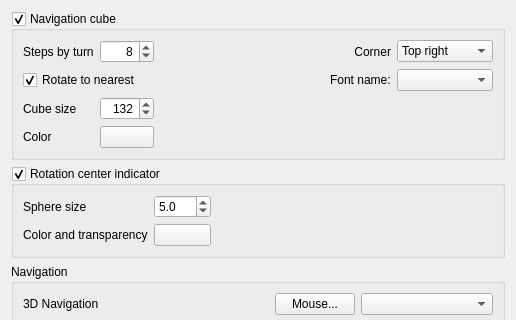
This is src/Gui/PreferencePages/DlgSettingsNavigation.ui in southseact-3d/fcd as Qt 5 draws it before an edit; both pictures show x 0 to 516 and y 0 to 320 of the 516 by 687 pixel window. The edited form follows.
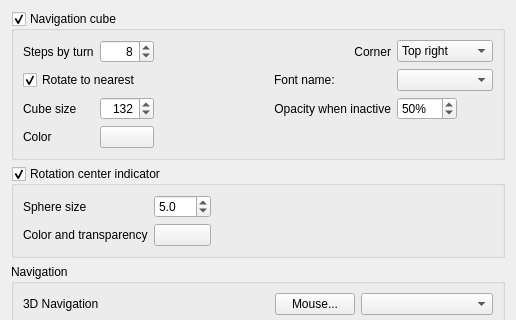
This is the edited form. Custom widgets are drawn as their Qt base class.

Commit message:
Dim the Navigation Cube when not active
Implement the InactiveOpacity option, allowing the user to dim the
navigation cube when not focused by making it transparent.

What changed in the file:
```diff
--- a/src/Gui/PreferencePages/DlgSettingsNavigation.ui
+++ b/src/Gui/PreferencePages/DlgSettingsNavigation.ui
@@ -199,6 +199,47 @@
         </property>
        </widget>
       </item>
+      <item row="2" column="3">
+       <widget class="QLabel" name="inactiveOpacityLabel">
+        <property name="text">
+         <string>Opacity when inactive</string>
+        </property>
+        <property name="alignment">
+         <set>Qt::AlignRight|Qt::AlignTrailing|Qt::AlignVCenter</set>
+        </property>
+       </widget>
+      </item>
+      <item row="2" column="4">
+       <widget class="Gui::PrefSpinBox" name="naviCubeInactiveOpacity">
+        <property name="maximumSize">
+         <size>
+          <width>60</width>
+          <height>16777215</height>
+         </size>
+        </property>
+        <property name="toolTip">
+         <string>Opacity of the navigation cube when not focused</string>
+        </property>
+        <property name="minimum">
+         <number>1</number>
+        </property>
+        <property name="maximum">
+         <number>100</number>
+        </property>
+        <property name="value">
+         <number>50</number>
+        </property>
+        <property name="suffix">
+         <string notr="true">%</string>
+        </property>
+        <property name="prefEntry" stdset="0">
+         <cstring>InactiveOpacity</cstring>
+        </property>
+        <property name="prefPath" stdset="0">
+         <cstring>NaviCube</cstring>
+        </property>
+       </widget>
+      </item>
       <item row="3" column="0">
        <widget class="QLabel" name="BaseColorLabel">
         <property name="text">
```
The commit also changes 5 other files.
